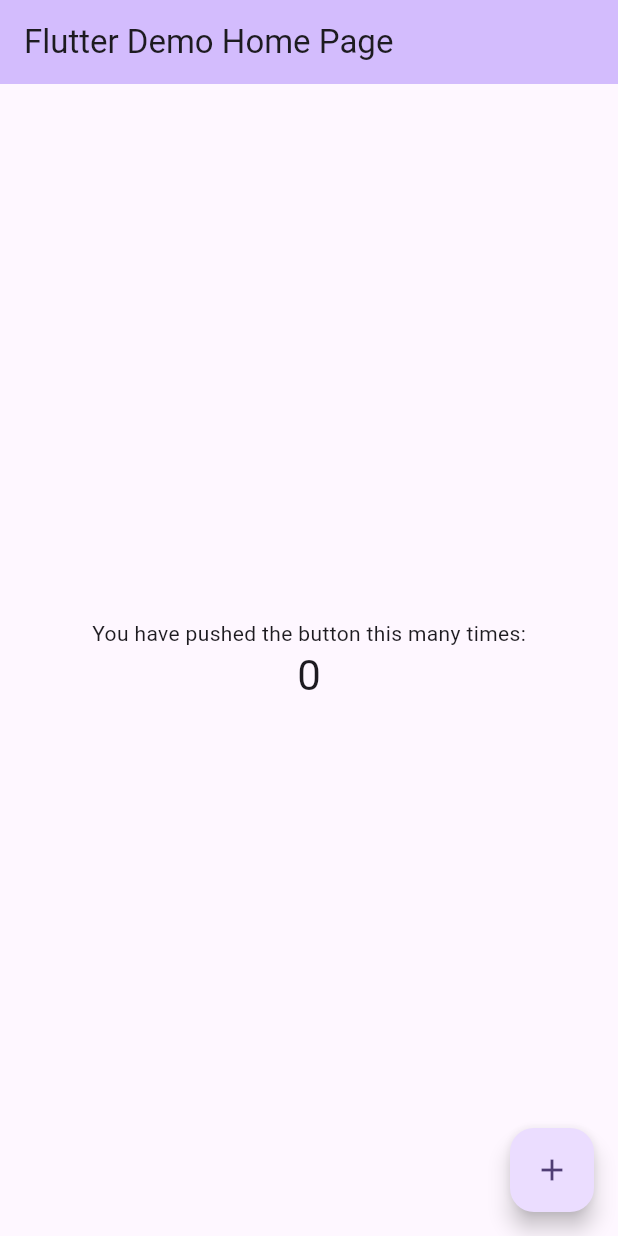
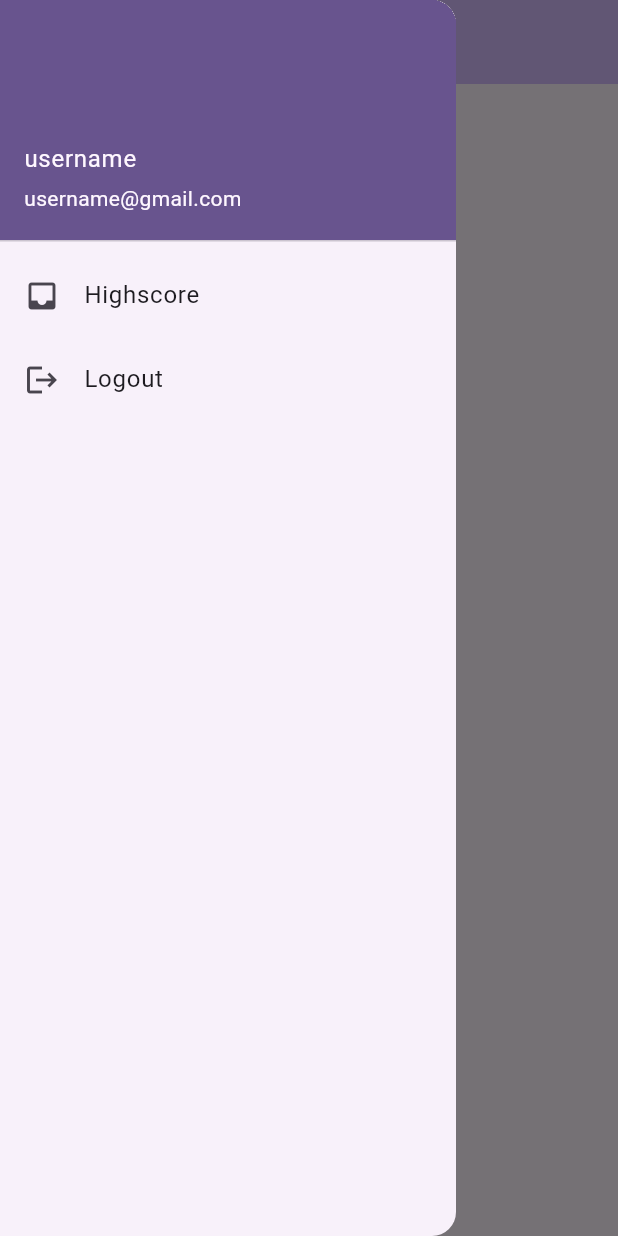
Before and after one commit to Ryunite/imatching_etdah, a Flutter app: the screen it shows after launch, with the side drawer open (before the commit the screen has no drawer), on a phone screen of 412 x 824 dp. Run offline on Flutter 3.47's test engine with Material 3 defaults, Android fonts, the light colour scheme and no system bars; our stand-ins replace shared_preferences.

Commit message:
Penambahan Layar Permainan
- Menambah drawer di main.dart
- Menambah button di main.dart untuk ke game.dart

```diff
--- /dev/null
+++ b/lib/game.dart
@@ -0,0 +1,18 @@
+import 'package:flutter/material.dart';
+
+class Game extends StatefulWidget {
+  const Game({super.key});
+
+  @override
+  State<Game> createState() => _GameState();
+}
+
+class _GameState extends State<Game> {
+  @override
+  Widget build(BuildContext context) {
+    return Scaffold(
+      appBar: AppBar(title: const Text('animation test')),
+      body: SingleChildScrollView(child: Column(children: <Widget>[])),
+    );
+  }
+}
--- a/lib/main.dart
+++ b/lib/main.dart
@@ -1,7 +1,17 @@
 import 'package:flutter/material.dart';
+
+import 'package:imatching_etdah/game.dart';
+
+import 'package:shared_preferences/shared_preferences.dart';
 
 void main() {
   runApp(const MyApp());
+}
+
+Future<void> doLogout() async {
+  final prefs = await SharedPreferences.getInstance();
+  prefs.remove("user_id");
+  main();
 }
 
 class MyApp extends StatelessWidget {
@@ -11,7 +21,7 @@
   @override
   Widget build(BuildContext context) {
     return MaterialApp(
-      title: 'Flutter Demo',
+      title: 'IMatching ETdah',
       theme: ThemeData(
         // This is the theme of your application.
         //
@@ -30,7 +40,11 @@
         // tested with just a hot reload.
         colorScheme: ColorScheme.fromSeed(seedColor: Colors.deepPurple),
       ),
-      home: const MyHomePage(title: 'Flutter Demo Home Page'),
+      home: const MyHomePage(title: 'IMatching ETdah'),
+      routes: {
+        'game': (context) => const Game(),
+        'highscore': (context) => const Game(),
+      },
     );
   }
 }
@@ -54,19 +68,6 @@
 }
 
 class _MyHomePageState extends State<MyHomePage> {
-  int _counter = 0;
-
-  void _incrementCounter() {
-    setState(() {
-      // This call to setState tells the Flutter framework that something has
-      // changed in this State, which causes it to rerun the build method below
-      // so that the display can reflect the updated values. If we changed
-      // _counter without calling setState(), then the build method would not be
-      // called again, and so nothing would appear to happen.
-      _counter++;
-    });
-  }
-
   @override
   Widget build(BuildContext context) {
     // This method is rerun every time setState is called, for instance as done
@@ -104,19 +105,49 @@
           // wireframe for each widget.
           mainAxisAlignment: MainAxisAlignment.center,
           children: <Widget>[
-            const Text('You have pushed the button this many times:'),
-            Text(
-              '$_counter',
-              style: Theme.of(context).textTheme.headlineMedium,
+            Text('IMatching ETdah'),
+            Text('Description'),
+            TextButton(
+              onPressed: () {
+                setState(() {
+                  Navigator.pushNamed(context, "game");
+                });
+              },
+              child: const Text('Start Game'),
             ),
           ],
         ),
       ),
-      floatingActionButton: FloatingActionButton(
-        onPressed: _incrementCounter,
-        tooltip: 'Increment',
-        child: const Icon(Icons.add),
-      ), // This trailing comma makes auto-formatting nicer for build methods.
+      drawer:
+          drawer(), // This trailing comma makes auto-formatting nicer for build methods.
+    );
+  }
+
+  Drawer drawer() {
+    return Drawer(
+      elevation: 16.0,
+      child: Column(
+        children: <Widget>[
+          UserAccountsDrawerHeader(
+            accountName: Text("username"),
+            accountEmail: Text("username@gmail.com"),
+          ),
+          ListTile(
+            title: const Text("Highscore"),
+            leading: const Icon(Icons.inbox),
+            onTap: () {
+              Navigator.pushNamed(context, "highscore");
+            },
+          ),
+          ListTile(
+            title: const Text("Logout"),
+            leading: const Icon(Icons.logout),
+            onTap: () {
+              doLogout();
+            },
+          ),
+        ],
+      ),
     );
   }
 }
--- a/pubspec.yaml
+++ b/pubspec.yaml
@@ -34,6 +34,8 @@ dependencies:
   # The following adds the Cupertino Icons font to your application.
   # Use with the CupertinoIcons class for iOS style icons.
   cupertino_icons: ^1.0.8
+
+  shared_preferences: ^2.5.2
 
 dev_dependencies:
   flutter_test:
```
Also changed, not shown: pubspec.lock.
